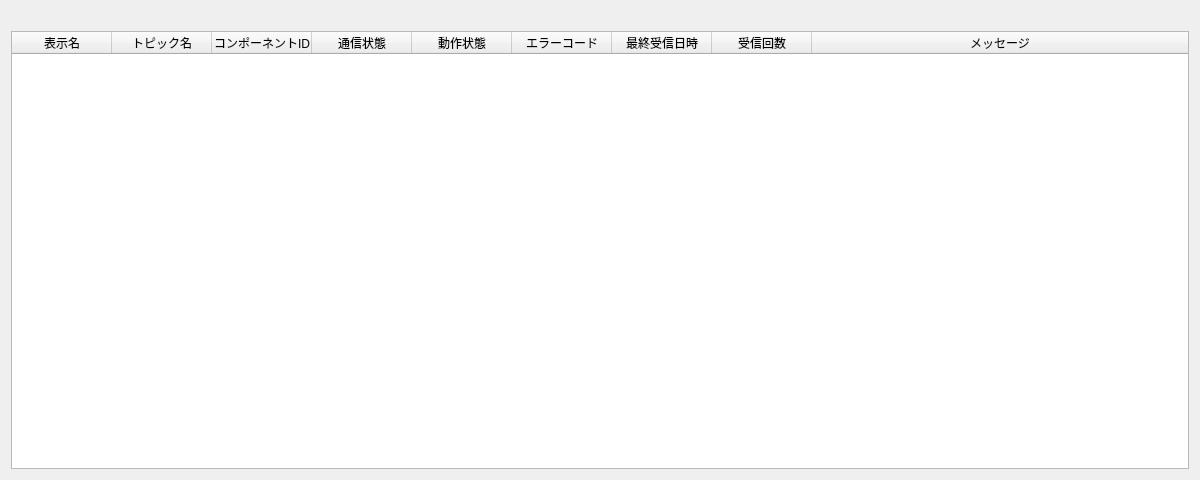
This is src/yds_ros2_widgets/src/component_monitor_dialog.ui in hato375/ros2_qt_gui_template as Qt 5 draws it before an edit. The edited form follows.
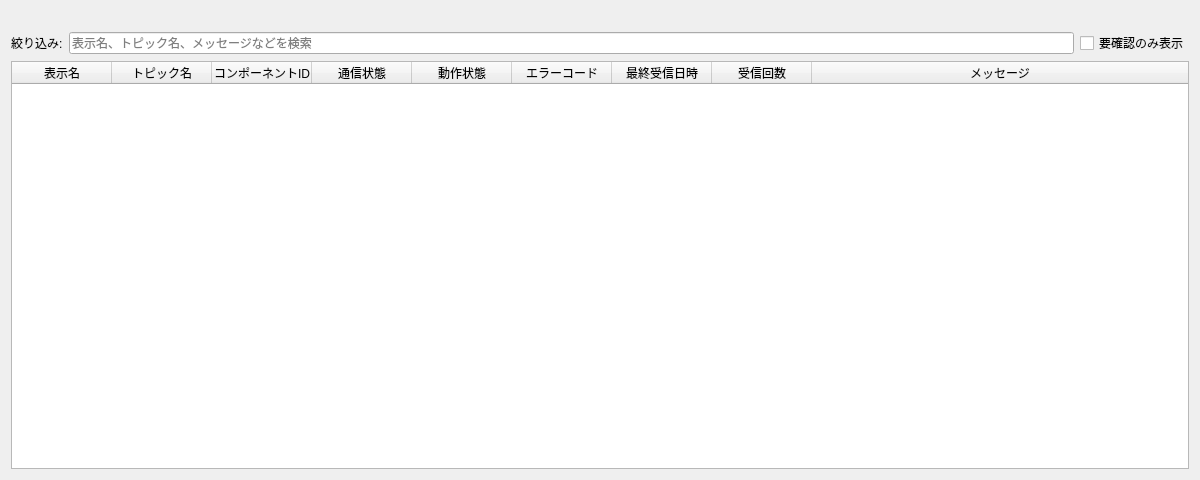
This is the edited form.

Commit message: コンポーネント監視の絞り込み機能を追加

What changed in the file:
```diff
--- a/src/yds_ros2_widgets/src/component_monitor_dialog.ui
+++ b/src/yds_ros2_widgets/src/component_monitor_dialog.ui
@@ -19,7 +19,35 @@
      <property name="text">
       <string/>
      </property>
-    </widget>
+   </widget>
+   </item>
+   <item>
+    <layout class="QHBoxLayout" name="filterLayout">
+     <item>
+      <widget class="QLabel" name="filterLabel">
+       <property name="text">
+        <string>絞り込み:</string>
+       </property>
+      </widget>
+     </item>
+     <item>
+      <widget class="QLineEdit" name="filterLineEdit">
+       <property name="placeholderText">
+        <string>表示名、トピック名、メッセージなどを検索</string>
+       </property>
+       <property name="clearButtonEnabled">
+        <bool>true</bool>
+       </property>
+      </widget>
+     </item>
+     <item>
+      <widget class="QCheckBox" name="showAttentionOnlyCheckBox">
+       <property name="text">
+        <string>要確認のみ表示</string>
+       </property>
+      </widget>
+     </item>
+    </layout>
    </item>
    <item>
     <widget class="QTableWidget" name="topicStatusTable">
```
Left out of the diff: 2 changed lines with no effect on the pictures. The commit also changes 5 other files.
